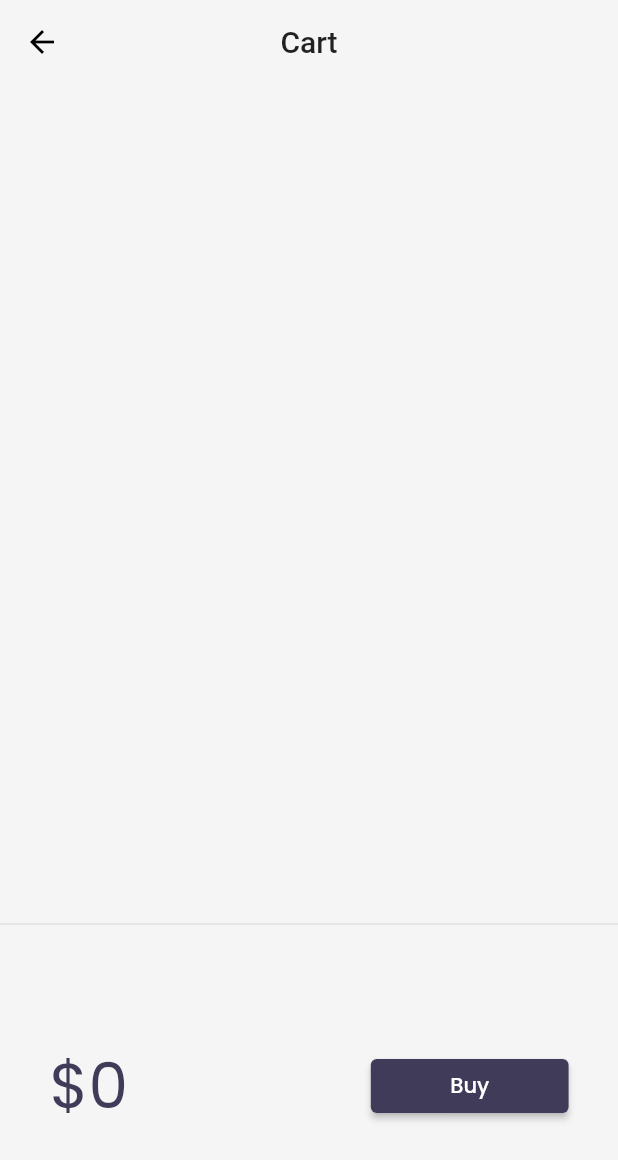
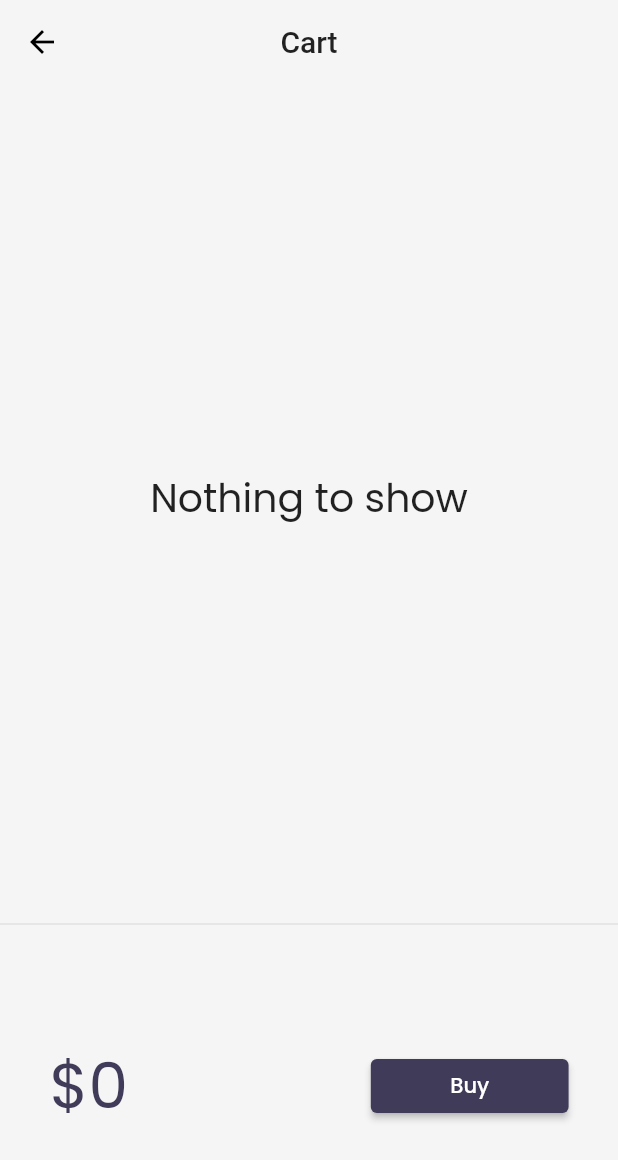
Before and after one commit to Sushil-Dhoundiyal/Flutter_Project, a Flutter app: the screen it shows after launch, after a tap on an icon or button, on a phone screen of 412 x 824 dp. Shown: the top 1160 px of the screen. Run offline on Flutter 3.47's test engine with Material 2 defaults, Android fonts, the phone set to English and light mode, and no system bars; drawn by our look-alikes of velocity_x; our stand-ins replace google_fonts; network calls fail.

Commit message:
day 25 completed

```diff
--- /dev/null
+++ b/firstapp/lib/core/store.dart
@@ -0,0 +1,14 @@
+import 'package:firstapp/models/cart.dart';
+import 'package:firstapp/models/catalog.dart';
+import 'package:velocity_x/velocity_x.dart';
+
+class MyStore extends VxStore{
+  late CatalogModel catalog;
+  late CartModel cart;
+
+  MyStore() {
+    catalog = CatalogModel();
+    cart = CartModel();
+    cart.catalog = catalog;
+  }
+}
--- a/firstapp/lib/main.dart
+++ b/firstapp/lib/main.dart
@@ -1,12 +1,16 @@
+import 'package:firstapp/core/store.dart';
 import 'package:firstapp/pages/cart_page.dart';
 import 'package:firstapp/pages/login_page.dart';
 import 'package:firstapp/utils/routes.dart';
 import 'package:firstapp/widgets/themes.dart';
 import 'package:flutter/material.dart';
+import 'package:velocity_x/velocity_x.dart';
 import 'pages/home_page.dart';
 
 void main() {
-  runApp(MyApp());
+  runApp(VxState(
+    store: MyStore(),
+    child: MyApp()));
 }
 
 class MyApp extends StatelessWidget {
--- a/firstapp/lib/models/cart.dart
+++ b/firstapp/lib/models/cart.dart
@@ -1,11 +1,5 @@
 import 'package:firstapp/models/catalog.dart';
 class CartModel{
-
-  static final cartModel = CartModel._internal();
-
-  CartModel._internal();
-
-  factory CartModel() => cartModel;
 
 // CATALOG FIELD
 late CatalogModel _catalog;        //    ***********************late
--- a/firstapp/lib/models/catalog.dart
+++ b/firstapp/lib/models/catalog.dart
@@ -2,12 +2,6 @@
 import 'dart:convert';
 
 class CatalogModel{
-
-static final catModel = CatalogModel._internal();
-
-  CatalogModel._internal();
-
-  factory CatalogModel() => catModel;
 
   static List<Item> items = [];
 
--- a/firstapp/lib/pages/cart_page.dart
+++ b/firstapp/lib/pages/cart_page.dart
@@ -52,22 +52,22 @@ class _CartTotal extends StatelessWidget {
 }
 
 
-class _CartList extends StatefulWidget {
-  @override
-  State<_CartList> createState() => _CartListState();
-}
-
-class _CartListState extends State<_CartList> {
+class _CartList extends StatelessWidget{
+  final _cart = CartModel();
   @override
   Widget build(BuildContext context) {
-    final _cart = CartModel();
-    return ListView.builder(
+    return _cart.items.isEmpty
+       ? "Nothing to show".text.xl3.makeCentered()
+       : ListView.builder(
           itemCount: _cart.items?.length,
           itemBuilder: (context, index) => ListTile(
               leading: Icon(Icons.done),
               trailing: IconButton(
                 icon: Icon(Icons.remove_circle_outline),
-          onPressed: () {},
+                onPressed: () {
+                  _cart.remove(_cart.items[index]);
+                  // setState(() {});
+                },
               ),
               title: _cart.items[index].name.text.make(),
           ),
--- /dev/null
+++ b/firstapp/lib/widgets/Home_Widgets/add_to_cart.dart
@@ -0,0 +1,37 @@
+import 'package:firstapp/models/cart.dart';
+import 'package:firstapp/models/catalog.dart';
+import 'package:flutter/cupertino.dart';
+import 'package:flutter/material.dart';
+import 'package:velocity_x/velocity_x.dart';
+
+class AddToCart extends StatelessWidget {
+  final Item catalog;
+  AddToCart({
+    super.key, required this.catalog,    //  *********************
+  });
+
+final _cart = CartModel();
+
+
+  @override
+  Widget build(BuildContext context) {
+    bool isInCart = _cart.items.contains(catalog) ?? false;
+    return ElevatedButton(
+      onPressed: () {
+        if(!isInCart){
+          isInCart = isInCart.toggle();
+        final _catalog = CatalogModel();
+
+        _cart.catalog = _catalog;
+        _cart.add(catalog);
+        // setState(() {});
+        }
+      },
+      style: ButtonStyle(
+          backgroundColor:
+              MaterialStateProperty.all(context.theme.buttonColor),
+          shape: MaterialStateProperty.all(StadiumBorder(),)),
+      child: isInCart ? Icon(Icons.done) : Icon(CupertinoIcons.cart_badge_plus),
+    );
+  }
+}
--- a/firstapp/lib/widgets/Home_Widgets/catalog_List.dart
+++ b/firstapp/lib/widgets/Home_Widgets/catalog_List.dart
@@ -1,10 +1,9 @@
-import 'package:firstapp/models/cart.dart';
 import 'package:firstapp/pages/home_detail_page.dart';
 import 'package:flutter/material.dart';
 import 'package:firstapp/models/catalog.dart';
-import 'package:firstapp/widgets/themes.dart';
 import 'package:velocity_x/velocity_x.dart';
 
+import 'add_to_cart.dart';
 import 'catalog_Image.dart';
 
 class CatalogList extends StatelessWidget {
@@ -59,8 +58,8 @@ class catalogItem extends StatelessWidget {
                   alignment: MainAxisAlignment.spaceBetween,
                   buttonPadding: EdgeInsets.zero,
                   children: [
-                    "\$${catalog.price}".text.bold.xl4.white.make(),
-                    _AddToCart(catalog : catalog)
+                    "\$${catalog.price}".text.bold.xl.make(),
+                    AddToCart(catalog : catalog)
                   ],
                 ).pOnly(right: 8.0)
             ],
@@ -70,37 +69,3 @@ class catalogItem extends StatelessWidget {
     ).color(context.cardColor).roundedLg.square(150).make().py12();
   }
 }
-
-class _AddToCart extends StatefulWidget {
-  final Item catalog;
-  const _AddToCart({
-    super.key, required this.catalog,    //  *********************
-  });
-
-  @override
-  State<_AddToCart> createState() => _AddToCartState();
-}
-
-class _AddToCartState extends State<_AddToCart> {
-
-bool isAdded = false;
-
-  @override
-  Widget build(BuildContext context) {
-    return ElevatedButton(
-      onPressed: () {
-        isAdded = isAdded.toggle();
-        final _catalog = CatalogModel();
-        final _cart = CartModel();
-        _cart.catalog = _catalog;
-        _cart.add(widget.catalog);
-        setState(() {});
-      },
-      style: ButtonStyle(
-          backgroundColor:
-              MaterialStateProperty.all(context.theme.buttonColor),
-          shape: MaterialStateProperty.all(StadiumBorder())),
-      child: isAdded ? Icon(Icons.done) : "Add to Cart".text.make(),
-    );
-  }
-}
```
Also changed, not shown: firstapp/lib/pages/home_detail_page.dart (+3 -8 lines). Lines whose indentation alone changed are shown as unchanged.
